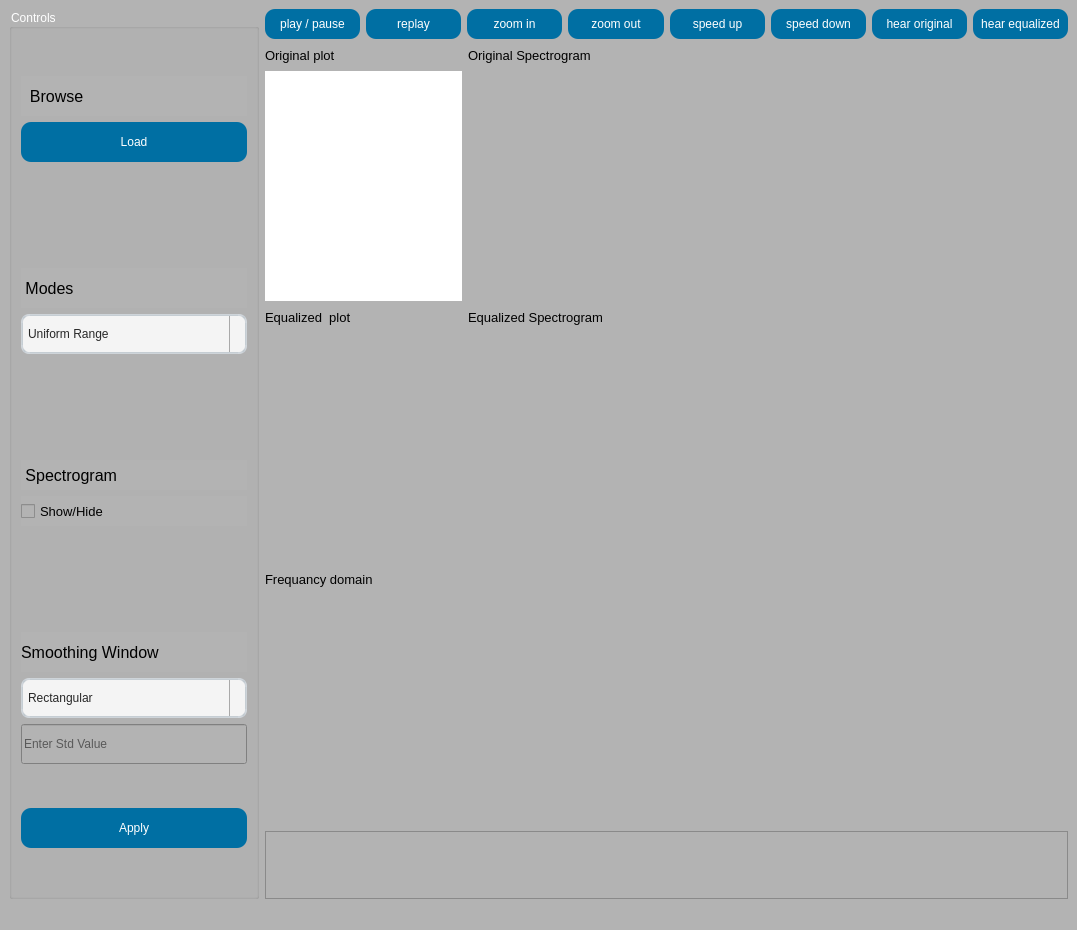
Before: the Qt Designer form task3.ui in malaknasser812/SBME_DSP_Signal-Equalizer, drawn with Qt 5.
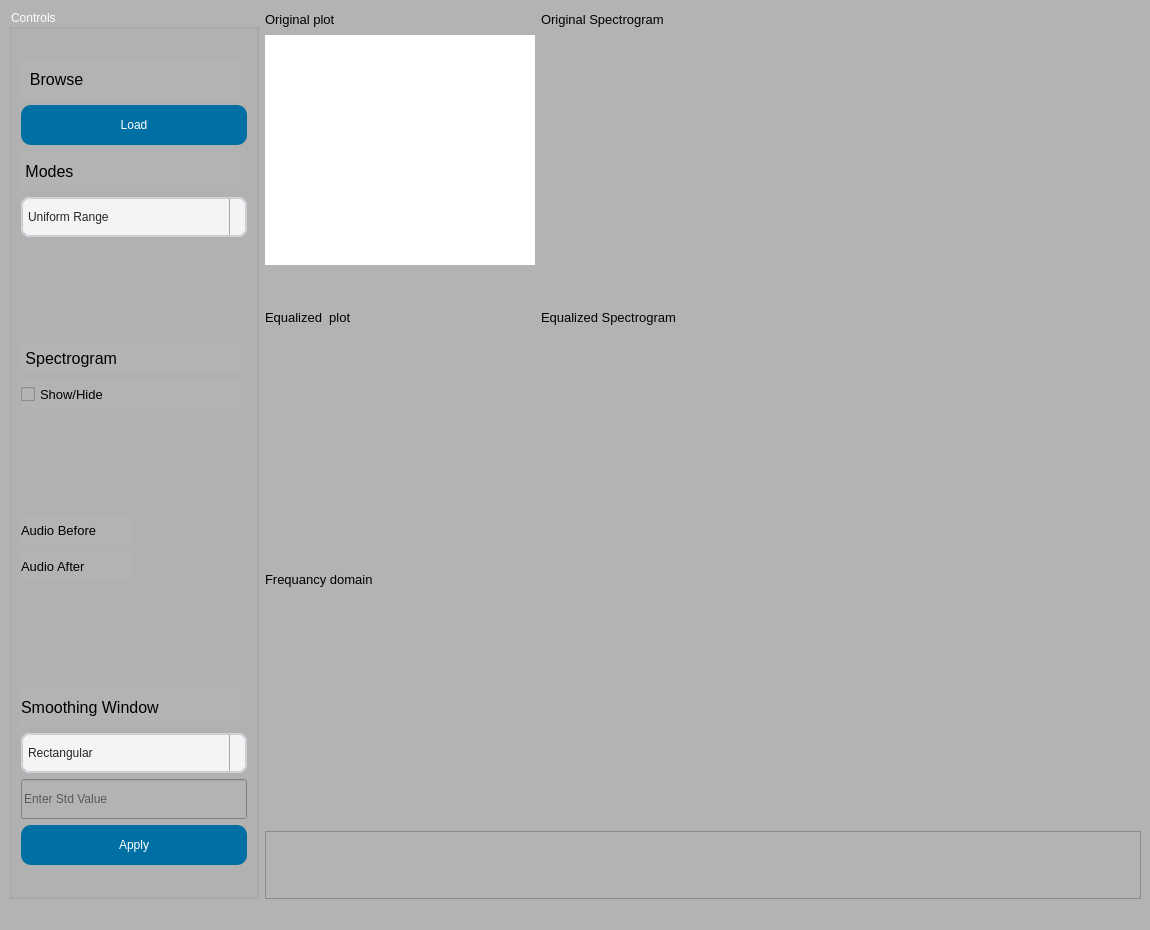
After: the same form once the commit is applied. Icons and pictures are not drawn. Custom widgets are drawn as their Qt base class.

Commit message: shofy kda ya maloka

The edit to the form file:
```diff
--- a/task3.ui
+++ b/task3.ui
@@ -21,9 +21,9 @@
    <property name="styleSheet">
     <string notr="true"/>
    </property>
-   <layout class="QGridLayout" name="gridLayout_4">
+   <layout class="QGridLayout" name="gridLayout_3">
     <item row="0" column="0">
-     <layout class="QGridLayout" name="gridLayout">
+     <layout class="QGridLayout" name="gridLayout_2">
       <item row="0" column="0">
        <widget class="QGroupBox" name="groupBox">
         <property name="minimumSize">
@@ -46,190 +46,13 @@
         <property name="title">
          <string>Controls </string>
         </property>
-        <layout class="QGridLayout" name="gridLayout_3">
-         <item row="1" column="0">
-          <widget class="QPushButton" name="apply_btn">
-           <property name="minimumSize">
-            <size>
-             <width>0</width>
-             <height>40</height>
-            </size>
-           </property>
-           <property name="maximumSize">
-            <size>
-             <width>16777215</width>
-             <height>40</height>
-            </size>
-           </property>
-           <property name="styleSheet">
-            <string notr="true">
-QPushButton {
-background :rgb(0, 111, 163);
-border-radius: 10px;
-color: white;
-}
-
-QPushButton:hover {
-    background-color: white;
-    border: 2px solid #475c7a; 
-    cursor: pointer; 
-
-border-radius: 10px ; 
-color:#34455e;
-}</string>
-           </property>
-           <property name="text">
-            <string>Apply</string>
-           </property>
-          </widget>
-         </item>
+        <layout class="QGridLayout" name="gridLayout">
          <item row="0" column="0">
-          <layout class="QGridLayout" name="gridLayout_2">
-           <item row="2" column="0">
-            <layout class="QVBoxLayout" name="verticalLayout_7">
+          <layout class="QVBoxLayout" name="verticalLayout_6">
              <item>
-              <widget class="QLabel" name="label_7">
-               <property name="minimumSize">
-                <size>
-                 <width>0</width>
-                 <height>40</height>
-                </size>
-               </property>
-               <property name="maximumSize">
-                <size>
-                 <width>16777215</width>
-                 <height>40</height>
-                </size>
-               </property>
-               <property name="font">
-                <font>
-                 <pointsize>12</pointsize>
-                 <weight>50</weight>
-                 <bold>false</bold>
-                </font>
-               </property>
-               <property name="styleSheet">
-                <string notr="true">color: black
-;</string>
-               </property>
-               <property name="text">
-                <string>Smoothing Window</string>
-               </property>
-              </widget>
-             </item>
+            <layout class="QVBoxLayout" name="verticalLayout_2">
              <item>
-              <widget class="QComboBox" name="smoothing_window_combobox">
-               <property name="minimumSize">
-                <size>
-                 <width>0</width>
-                 <height>40</height>
-                </size>
-               </property>
-               <property name="maximumSize">
-                <size>
-                 <width>16777215</width>
-                 <height>40</height>
-                </size>
-               </property>
-               <property name="styleSheet">
-                <string notr="true">QComboBox, QFontComboBox {
-    border-width: 2px;
-    border-radius: 8px;
-    border-style: solid;
-    border-top-color: qlineargradient(spread:pad, x1:0.5, y1:1, x2:0.5, y2:0, stop:0 #c1c9cf, stop:1 #d2d8dd);
-    border-right-color: qlineargradient(spread:pad, x1:0, y1:0, x2:1, y2:0, stop:0 #c1c9cf, stop:1 #d2d8dd);
-    border-bottom-color: qlineargradient(spread:pad, x1:0.5, y1:0, x2:0.5, y2:1, stop:0 #c1c9cf, stop:1 #d2d8dd);
-    border-left-color: qlineargradient(spread:pad, x1:1, y1:0, x2:0, y2:0, stop:0 #c1c9cf, stop:1 #d2d8dd);
-    background-color: #f4f4f4;
-    color: #272727;
-    padding-left: 5px;
-}
-QComboBox:editable, QComboBox:!editable, QComboBox::drop-down:editable, QComboBox:!editable:on, QComboBox::drop-down:editable:on {
-    background: #ffff;
-}
-QComboBox::drop-down {
-    subcontrol-origin: padding;
-    subcontrol-position: top right;
-    width: 15px;
-    color: #272727;
-    border-left-width: 1px;
-    border-left-color: darkgray;
-    border-left-style: solid;
-    border-top-right-radius: 3px;
-    border-bottom-right-radius: 3px;
-}
-QComboBox::down-arrow {
-    image: url(/usr/share/icons/Adwaita/16x16/actions/go-down-symbolic.symbolic.png); /*Adawaita icon thene*/
-}
-
-QComboBox::down-arrow:on {
-    top: 1px;
-    left: 1px;
-}
-QComboBox QAbstractItemView {
-    border: 1px solid darkgray;
-    border-radius: 8px;
-    selection-background-color: #dadada;
-    selection-color: #272727;
-    color: #272727;
-    background: white;
-}</string>
-               </property>
-               <item>
-                <property name="text">
-                 <string>Rectangular</string>
-                </property>
-               </item>
-               <item>
-                <property name="text">
-                 <string>Hamming</string>
-                </property>
-               </item>
-               <item>
-                <property name="text">
-                 <string>Hanning</string>
-                </property>
-               </item>
-               <item>
-                <property name="text">
-                 <string>Gaussian</string>
-                </property>
-               </item>
-              </widget>
-             </item>
-            </layout>
-           </item>
-           <item row="3" column="0">
-            <widget class="QLineEdit" name="lineEdit_2">
-             <property name="minimumSize">
-              <size>
-               <width>0</width>
-               <height>40</height>
-              </size>
-             </property>
-             <property name="maximumSize">
-              <size>
-               <width>16777215</width>
-               <height>40</height>
-              </size>
-             </property>
-             <property name="sizeIncrement">
-              <size>
-               <width>0</width>
-               <height>40</height>
-              </size>
-             </property>
-             <property name="styleSheet">
-              <string notr="true">color: black
-;</string>
-             </property>
-             <property name="placeholderText">
-              <string>Enter Std Value</string>
-             </property>
-            </widget>
-           </item>
-           <item row="0" column="0">
-            <layout class="QVBoxLayout" name="verticalLayout_5">
+              <layout class="QVBoxLayout" name="verticalLayout">
              <item>
               <widget class="QLabel" name="label_6">
                <property name="minimumSize">
@@ -296,26 +119,8 @@
                </property>
               </widget>
              </item>
-             <item>
-              <spacer name="verticalSpacer">
-               <property name="orientation">
-                <enum>Qt::Vertical</enum>
-               </property>
-               <property name="sizeType">
-                <enum>QSizePolicy::Fixed</enum>
-               </property>
-               <property name="sizeHint" stdset="0">
-                <size>
-                 <width>20</width>
-                 <height>100</height>
-                </size>
-               </property>
-              </spacer>
-             </item>
-            </layout>
-           </item>
-           <item row="1" column="0">
-            <layout class="QVBoxLayout" name="verticalLayout_6">
+              </layout>
+             </item>
              <item>
               <widget class="QLabel" name="label_5">
                <property name="minimumSize">
@@ -430,7 +235,7 @@
               </widget>
              </item>
              <item>
-              <spacer name="verticalSpacer_3">
+              <spacer name="verticalSpacer">
                <property name="orientation">
                 <enum>Qt::Vertical</enum>
                </property>
@@ -445,6 +250,10 @@
                </property>
               </spacer>
              </item>
+            </layout>
+           </item>
+           <item>
+            <layout class="QVBoxLayout" name="verticalLayout_3">
              <item>
               <widget class="QLabel" name="label_10">
                <property name="minimumSize">
@@ -523,17 +332,366 @@
              </item>
             </layout>
            </item>
+           <item>
+            <layout class="QVBoxLayout" name="verticalLayout_4">
+             <item>
+              <layout class="QHBoxLayout" name="horizontalLayout">
+               <item>
+                <widget class="QLabel" name="label_9">
+                 <property name="font">
+                  <font>
+                   <pointsize>10</pointsize>
+                  </font>
+                 </property>
+                 <property name="styleSheet">
+                  <string notr="true">color: black
+;</string>
+                 </property>
+                 <property name="text">
+                  <string>Audio Before</string>
+                 </property>
+                </widget>
+               </item>
+               <item>
+                <widget class="QPushButton" name="hear_orig_btn">
+                 <property name="minimumSize">
+                  <size>
+                   <width>0</width>
+                   <height>30</height>
+                  </size>
+                 </property>
+                 <property name="styleSheet">
+                  <string notr="true"/>
+                 </property>
+                 <property name="text">
+                  <string/>
+                 </property>
+                 <property name="icon">
+                  <iconset>
+                   <normaloff>imgs/speaker-filled-audio-tool.png</normaloff>imgs/speaker-filled-audio-tool.png</iconset>
+                 </property>
+                 <property name="flat">
+                  <bool>true</bool>
+                 </property>
+                </widget>
+               </item>
+              </layout>
+             </item>
+             <item>
+              <layout class="QHBoxLayout" name="horizontalLayout_2">
+               <item>
+                <widget class="QLabel" name="label_11">
+                 <property name="font">
+                  <font>
+                   <pointsize>10</pointsize>
+                  </font>
+                 </property>
+                 <property name="styleSheet">
+                  <string notr="true">color: black
+;</string>
+                 </property>
+                 <property name="text">
+                  <string>Audio After</string>
+                 </property>
+                </widget>
+               </item>
+               <item>
+                <widget class="QPushButton" name="hear_eq_btn">
+                 <property name="minimumSize">
+                  <size>
+                   <width>0</width>
+                   <height>30</height>
+                  </size>
+                 </property>
+                 <property name="styleSheet">
+                  <string notr="true"/>
+                 </property>
+                 <property name="text">
+                  <string/>
+                 </property>
+                 <property name="icon">
+                  <iconset>
+                   <normaloff>imgs/speaker-filled-audio-tool.png</normaloff>imgs/speaker-filled-audio-tool.png</iconset>
+                 </property>
+                 <property name="flat">
+                  <bool>true</bool>
+                 </property>
+                </widget>
+               </item>
+              </layout>
+             </item>
+            </layout>
+           </item>
+           <item>
+            <spacer name="verticalSpacer_3">
+             <property name="orientation">
+              <enum>Qt::Vertical</enum>
+             </property>
+             <property name="sizeType">
+              <enum>QSizePolicy::Fixed</enum>
+             </property>
+             <property name="sizeHint" stdset="0">
+              <size>
+               <width>20</width>
+               <height>100</height>
+              </size>
+             </property>
+            </spacer>
+           </item>
+           <item>
+            <layout class="QVBoxLayout" name="verticalLayout_5">
+             <item>
+              <widget class="QLabel" name="label_7">
+               <property name="minimumSize">
+                <size>
+                 <width>0</width>
+                 <height>40</height>
+                </size>
+               </property>
+               <property name="maximumSize">
+                <size>
+                 <width>16777215</width>
+                 <height>40</height>
+                </size>
+               </property>
+               <property name="font">
+                <font>
+                 <pointsize>12</pointsize>
+                 <weight>50</weight>
+                 <bold>false</bold>
+                </font>
+               </property>
+               <property name="styleSheet">
+                <string notr="true">color: black
+;</string>
+               </property>
+               <property name="text">
+                <string>Smoothing Window</string>
+               </property>
+              </widget>
+             </item>
+             <item>
+              <widget class="QComboBox" name="smoothing_window_combobox">
+               <property name="minimumSize">
+                <size>
+                 <width>0</width>
+                 <height>40</height>
+                </size>
+               </property>
+               <property name="maximumSize">
+                <size>
+                 <width>16777215</width>
+                 <height>40</height>
+                </size>
+               </property>
+               <property name="styleSheet">
+                <string notr="true">QComboBox, QFontComboBox {
+    border-width: 2px;
+    border-radius: 8px;
+    border-style: solid;
+    border-top-color: qlineargradient(spread:pad, x1:0.5, y1:1, x2:0.5, y2:0, stop:0 #c1c9cf, stop:1 #d2d8dd);
+    border-right-color: qlineargradient(spread:pad, x1:0, y1:0, x2:1, y2:0, stop:0 #c1c9cf, stop:1 #d2d8dd);
+    border-bottom-color: qlineargradient(spread:pad, x1:0.5, y1:0, x2:0.5, y2:1, stop:0 #c1c9cf, stop:1 #d2d8dd);
+    border-left-color: qlineargradient(spread:pad, x1:1, y1:0, x2:0, y2:0, stop:0 #c1c9cf, stop:1 #d2d8dd);
+    background-color: #f4f4f4;
+    color: #272727;
+    padding-left: 5px;
+}
+QComboBox:editable, QComboBox:!editable, QComboBox::drop-down:editable, QComboBox:!editable:on, QComboBox::drop-down:editable:on {
+    background: #ffff;
+}
+QComboBox::drop-down {
+    subcontrol-origin: padding;
+    subcontrol-position: top right;
+    width: 15px;
+    color: #272727;
+    border-left-width: 1px;
+    border-left-color: darkgray;
+    border-left-style: solid;
+    border-top-right-radius: 3px;
+    border-bottom-right-radius: 3px;
+}
+QComboBox::down-arrow {
+    image: url(/usr/share/icons/Adwaita/16x16/actions/go-down-symbolic.symbolic.png); /*Adawaita icon thene*/
+}
+
+QComboBox::down-arrow:on {
+    top: 1px;
+    left: 1px;
+}
+QComboBox QAbstractItemView {
+    border: 1px solid darkgray;
+    border-radius: 8px;
+    selection-background-color: #dadada;
+    selection-color: #272727;
+    color: #272727;
+    background: white;
+}</string>
+               </property>
+               <item>
+                <property name="text">
+                 <string>Rectangular</string>
+                </property>
+               </item>
+               <item>
+                <property name="text">
+                 <string>Hamming</string>
+                </property>
+               </item>
+               <item>
+                <property name="text">
+                 <string>Hanning</string>
+                </property>
+               </item>
+               <item>
+                <property name="text">
+                 <string>Gaussian</string>
+                </property>
+               </item>
+              </widget>
+             </item>
+             <item>
+              <widget class="QLineEdit" name="lineEdit_2">
+               <property name="minimumSize">
+                <size>
+                 <width>0</width>
+                 <height>40</height>
+                </size>
+               </property>
+               <property name="maximumSize">
+                <size>
+                 <width>16777215</width>
+                 <height>40</height>
+                </size>
+               </property>
+               <property name="sizeIncrement">
+                <size>
+                 <width>0</width>
+                 <height>40</height>
+                </size>
+               </property>
+               <property name="styleSheet">
+                <string notr="true">color: black
+;</string>
+               </property>
+               <property name="placeholderText">
+                <string>Enter Std Value</string>
+               </property>
+              </widget>
+             </item>
+             <item>
+              <widget class="QPushButton" name="apply_btn">
+               <property name="minimumSize">
+                <size>
+                 <width>0</width>
+                 <height>40</height>
+                </size>
+               </property>
+               <property name="maximumSize">
+                <size>
+                 <width>16777215</width>
+                 <height>40</height>
+                </size>
+               </property>
+               <property name="styleSheet">
+                <string notr="true">
+QPushButton {
+background :rgb(0, 111, 163);
+border-radius: 10px;
+color: white;
+}
+
+QPushButton:hover {
+    background-color: white;
+    border: 2px solid #475c7a; 
+    cursor: pointer; 
+
+border-radius: 10px ; 
+color:#34455e;
+}</string>
+               </property>
+               <property name="text">
+                <string>Apply</string>
+               </property>
+              </widget>
+             </item>
+            </layout>
+           </item>
           </layout>
          </item>
         </layout>
        </widget>
       </item>
       <item row="0" column="1">
-       <layout class="QVBoxLayout" name="verticalLayout_10">
+       <layout class="QVBoxLayout" name="verticalLayout_12">
         <item>
-         <layout class="QVBoxLayout" name="verticalLayout_9">
+         <layout class="QHBoxLayout" name="horizontalLayout_4">
+          <item>
+           <layout class="QVBoxLayout" name="verticalLayout_7">
+            <item>
+             <widget class="QLabel" name="label">
+              <property name="minimumSize">
+               <size>
+                <width>0</width>
+                <height>20</height>
+               </size>
+              </property>
+              <property name="maximumSize">
+               <size>
+                <width>16777215</width>
+                <height>20</height>
+               </size>
+              </property>
+              <property name="font">
+               <font>
+                <pointsize>10</pointsize>
+                <weight>50</weight>
+                <bold>false</bold>
+               </font>
+              </property>
+              <property name="styleSheet">
+               <string notr="true">color: black
+;</string>
+              </property>
+              <property name="text">
+               <string>Original plot </string>
+              </property>
+             </widget>
+            </item>
+            <item>
+             <widget class="PlotWidget" name="original_graph" native="true">
+              <property name="minimumSize">
+               <size>
+                <width>0</width>
+                <height>230</height>
+               </size>
+              </property>
+              <property name="maximumSize">
+               <size>
+                <width>16777215</width>
+                <height>230</height>
+               </size>
+              </property>
+              <property name="styleSheet">
+               <string notr="true">background: white</string>
+              </property>
+             </widget>
+            </item>
           <item>
            <layout class="QHBoxLayout" name="horizontalLayout_3">
+              <item>
+               <spacer name="horizontalSpacer">
+                <property name="orientation">
+                 <enum>Qt::Horizontal</enum>
+                </property>
+                <property name="sizeHint" stdset="0">
+                 <size>
+                  <width>40</width>
+                  <height>20</height>
+                 </size>
+                </property>
+               </spacer>
+              </item>
             <item>
              <widget class="QPushButton" name="play_pause_btn">
               <property name="minimumSize">
@@ -543,27 +701,17 @@
                </size>
               </property>
               <property name="styleSheet">
-               <string notr="true">
-QPushButton {
-background :rgb(0, 111, 163);
-border-radius: 10px;
-color: white;
-}
-
-QPushButton:hover {
-    background-color: white;
-    border: 2px solid #475c7a; 
-    cursor: pointer; 
-
-border-radius: 10px ; 
-color:#34455e;
-}</string>
+                 <string notr="true"/>
               </property>
               <property name="text">
-               <string>play / pause</string>
+                 <string/>
+                </property>
+                <property name="icon">
+                 <iconset>
+                  <normaloff>C:/Users/LENVO/Downloads/finaaaaaaaaaaaal/finaaaaaaaaaaaal/imgs/pause.png</normaloff>C:/Users/LENVO/Downloads/finaaaaaaaaaaaal/finaaaaaaaaaaaal/imgs/pause.png</iconset>
               </property>
               <property name="flat">
-               <bool>false</bool>
+                 <bool>true</bool>
               </property>
              </widget>
             </item>
@@ -576,27 +724,17 @@
                </size>
               </property>
               <property name="styleSheet">
-               <string notr="true">
-QPushButton {
-background :rgb(0, 111, 163);
-border-radius: 10px;
-color: white;
-}
-
-QPushButton:hover {
-    background-color: white;
-    border: 2px solid #475c7a; 
-    cursor: pointer; 
-
-border-radius: 10px ; 
-color:#34455e;
-}</string>
+                 <string notr="true"/>
               </property>
               <property name="text">
-               <string>replay</string>
+                 <string/>
+                </property>
+                <property name="icon">
+                 <iconset>
+                  <normaloff>C:/Users/LENVO/Downloads/finaaaaaaaaaaaal/finaaaaaaaaaaaal/imgs/replay.png</normaloff>C:/Users/LENVO/Downloads/finaaaaaaaaaaaal/finaaaaaaaaaaaal/imgs/replay.png</iconset>
               </property>
               <property name="flat">
-               <bool>false</bool>
+                 <bool>true</bool>
               </property>
              </widget>
             </item>
@@ -610,26 +748,17 @@
               </property>
               <property name="styleSheet">
                <string notr="true">
-QPushButton {
-background :rgb(0, 111, 163);
-border-radius: 10px;
-color: white;
-}
-
-QPushButton:hover {
-    background-color: white;
-    border: 2px solid #475c7a; 
-    cursor: pointer; 
-
-border-radius: 10px ; 
-color:#34455e;
-}</string>
+</string>
               </property>
               <property name="text">
-               <string>zoom in</string>
+                 <string/>
+                </property>
+                <property name="icon">
+                 <iconset>
+                  <normaloff>C:/Users/LENVO/Downloads/finaaaaaaaaaaaal/finaaaaaaaaaaaal/imgs/zoom-in.png</normaloff>C:/Users/LENVO/Downloads/finaaaaaaaaaaaal/finaaaaaaaaaaaal/imgs/zoom-in.png</iconset>
               </property>
               <property name="flat">
-               <bool>false</bool>
+                 <bool>true</bool>
               </property>
              </widget>
             </item>
@@ -642,27 +771,17 @@
                </size>
               </property>
               <property name="styleSheet">
-               <string notr="true">
-QPushButton {
-background :rgb(0, 111, 163);
-border-radius: 10px;
-color: white;
-}
-
-QPushButton:hover {
-    background-color: white;
-    border: 2px solid #475c7a; 
-    cursor: pointer; 
-
-border-radius: 10px ; 
-color:#34455e;
-}</string>
+                 <string notr="true"/>
               </property>
               <property name="text">
-               <string>zoom out</string>
+                 <string/>
+                </property>
+                <property name="icon">
+                 <iconset>
+                  <normaloff>C:/Users/LENVO/Downloads/finaaaaaaaaaaaal/finaaaaaaaaaaaal/imgs/zoom-out.png</normaloff>C:/Users/LENVO/Downloads/finaaaaaaaaaaaal/finaaaaaaaaaaaal/imgs/zoom-out.png</iconset>
               </property>
               <property name="flat">
-               <bool>false</bool>
+                 <bool>true</bool>
               </property>
              </widget>
             </item>
@@ -675,27 +794,17 @@
                </size>
               </property>
               <property name="styleSheet">
-               <string notr="true">
-QPushButton {
-background :rgb(0, 111, 163);
-border-radius: 10px;
-color: white;
-}
-
-QPushButton:hover {
-    background-color: white;
-    border: 2px solid #475c7a; 
-    cursor: pointer; 
-
-border-radius: 10px ; 
-color:#34455e;
-}</string>
+                 <string notr="true"/>
               </property>
               <property name="text">
-               <string>speed up</string>
+                 <string/>
+                </property>
+                <property name="icon">
+                 <iconset>
+                  <normaloff>C:/Users/LENVO/Downloads/finaaaaaaaaaaaal/finaaaaaaaaaaaal/imgs/speed up.png</normaloff>C:/Users/LENVO/Downloads/finaaaaaaaaaaaal/finaaaaaaaaaaaal/imgs/speed up.png</iconset>
               </property>
               <property name="flat">
-               <bool>false</bool>
+                 <bool>true</bool>
               </property>
              </widget>
             </item>
@@ -708,149 +817,39 @@
                </size>
               </property>
               <property name="styleSheet">
-               <string notr="true">
-QPushButton {
-background :rgb(0, 111, 163);
-border-radius: 10px;
-color: white;
-}
-
-QPushButton:hover {
-    background-color: white;
-    border: 2px solid #475c7a; 
-    cursor: pointer; 
-
-border-radius: 10px ; 
-color:#34455e;
-}</string>
+                 <string notr="true"/>
               </property>
               <property name="text">
-               <string>speed down</string>
+                 <string/>
+                </property>
+                <property name="icon">
+                 <iconset>
+                  <normaloff>C:/Users/LENVO/Downloads/finaaaaaaaaaaaal/finaaaaaaaaaaaal/imgs/speed down.png</normaloff>C:/Users/LENVO/Downloads/finaaaaaaaaaaaal/finaaaaaaaaaaaal/imgs/speed down.png</iconset>
               </property>
               <property name="flat">
-               <bool>false</bool>
+                 <bool>true</bool>
               </property>
              </widget>
             </item>
             <item>
-             <widget class="QPushButton" name="hear_orig_btn">
-              <property name="minimumSize">
-               <size>
-                <width>0</width>
-                <height>30</height>
-               </size>
-              </property>
-              <property name="styleSheet">
-               <string notr="true">
-QPushButton {
-background :rgb(0, 111, 163);
-border-radius: 10px;
-color: white;
-}
-
-QPushButton:hover {
-    background-color: white;
-    border: 2px solid #475c7a; 
-    cursor: pointer; 
-
-border-radius: 10px ; 
-color:#34455e;
-}</string>
-              </property>
-              <property name="text">
-               <string>hear original</string>
-              </property>
-             </widget>
-            </item>
-            <item>
-             <widget class="QPushButton" name="hear_eq_btn">
-              <property name="minimumSize">
+               <spacer name="horizontalSpacer_2">
+                <property name="orientation">
+                 <enum>Qt::Horizontal</enum>
+                </property>
+                <property name="sizeHint" stdset="0">
                <size>
-                <width>0</width>
-                <height>30</height>
-               </size>
-              </property>
-              <property name="styleSheet">
-               <string notr="true">
-QPushButton {
-background :rgb(0, 111, 163);
-border-radius: 10px;
-color: white;
-}
-
-QPushButton:hover {
-    background-color: white;
-    border: 2px solid #475c7a; 
-    cursor: pointer; 
-
-border-radius: 10px ; 
-color:#34455e;
-}</string>
-              </property>
-              <property name="text">
-               <string>hear equalized</string>
-              </property>
-             </widget>
+                  <width>40</width>
+                  <height>20</height>
+                 </size>
+                </property>
+               </spacer>
             </item>
            </layout>
           </item>
-          <item>
-           <layout class="QHBoxLayout" name="horizontalLayout">
-            <item>
-             <layout class="QVBoxLayout" name="verticalLayout_2">
-              <item>
-               <widget class="QLabel" name="label">
-                <property name="minimumSize">
-                 <size>
-                  <width>0</width>
-                  <height>20</height>
-                 </size>
-                </property>
-                <property name="maximumSize">
-                 <size>
-                  <width>16777215</width>
-                  <height>20</height>
-                 </size>
-                </property>
-                <property name="font">
-                 <font>
-                  <pointsize>10</pointsize>
-                  <weight>50</weight>
-                  <bold>false</bold>
-                 </font>
-                </property>
-                <property name="styleSheet">
-                 <string notr="true">color: black
-;</string>
-                </property>
-                <property name="text">
-                 <string>Original plot </string>
-                </property>
-               </widget>
-              </item>
-              <item>
-               <widget class="PlotWidget" name="original_graph" native="true">
-                <property name="minimumSize">
-                 <size>
-                  <width>0</width>
-                  <height>230</height>
-                 </size>
-                </property>
-                <property name="maximumSize">
-                 <size>
-                  <width>16777215</width>
-                  <height>230</height>
-                 </size>
-                </property>
-                <property name="styleSheet">
-                 <string notr="true">background: white</string>
-                </property>
-               </widget>
-              </item>
              </layout>
             </item>
             <item>
-             <layout class="QVBoxLayout" name="verticalLayout">
+           <layout class="QVBoxLayout" name="verticalLayout_8">
               <item>
                <widget class="QLabel" name="label_3">
                 <property name="minimumSize">
@@ -902,9 +901,9 @@
            </layout>
           </item>
           <item>
-           <layout class="QHBoxLayout" name="horizontalLayout_2">
+         <layout class="QHBoxLayout" name="horizontalLayout_5">
             <item>
-             <layout class="QVBoxLayout" name="verticalLayout_3">
+           <layout class="QVBoxLayout" name="verticalLayout_9">
               <item>
                <widget class="QLabel" name="label_2">
                 <property name="minimumSize">
@@ -954,7 +953,7 @@
              </layout>
             </item>
             <item>
-             <layout class="QVBoxLayout" name="verticalLayout_4">
+           <layout class="QVBoxLayout" name="verticalLayout_10">
               <item>
                <widget class="QLabel" name="label_4">
                 <property name="minimumSize">
@@ -1012,7 +1011,7 @@
            </layout>
           </item>
           <item>
-           <layout class="QVBoxLayout" name="verticalLayout_8">
+         <layout class="QVBoxLayout" name="verticalLayout_11">
             <item>
              <widget class="QLabel" name="label_8">
               <property name="minimumSize">
@@ -1058,8 +1057,6 @@
                </size>
               </property>
              </widget>
-            </item>
-           </layout>
           </item>
          </layout>
         </item>
```
Lines whose indentation alone changed are shown as unchanged. The commit also changes 2 other files.
